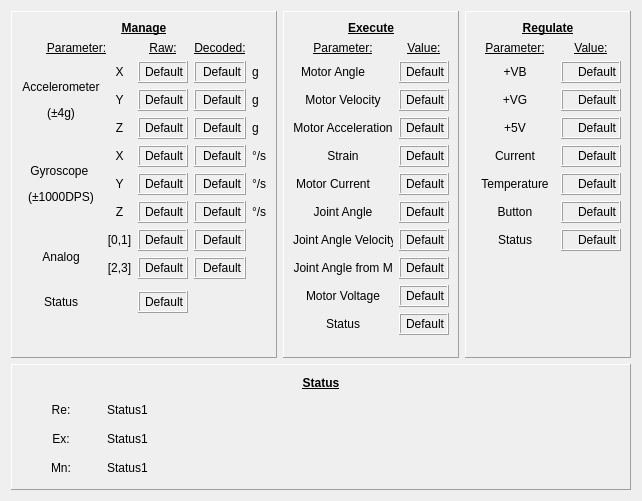
This is ui/w_rigid.ui in johnbatzer18/biomech_flexsea-plan as Qt 5 draws it before an edit. The edited form follows.
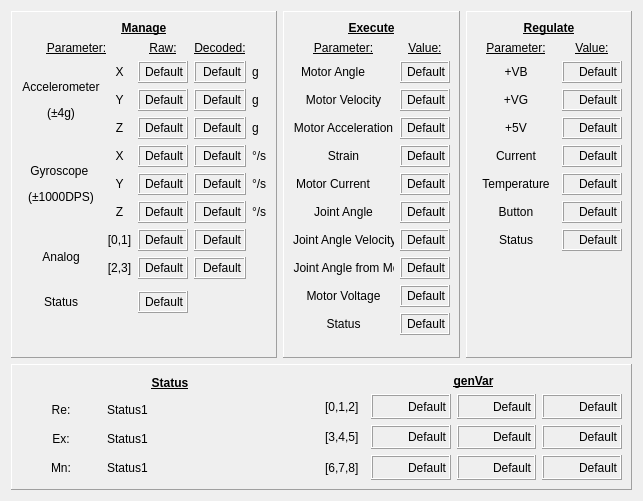
This is the edited form.

Commit message: Added 9 genVar[] variables to the Rigid window.

What changed in the file:
```diff
--- a/ui/w_rigid.ui
+++ b/ui/w_rigid.ui
@@ -6,7 +6,7 @@
    <rect>
     <x>0</x>
     <y>0</y>
-    <width>633</width>
+    <width>643</width>
     <height>501</height>
    </rect>
   </property>
@@ -2742,7 +2742,7 @@
      <property name="frameShadow">
       <enum>QFrame::Raised</enum>
      </property>
-     <layout class="QVBoxLayout" name="verticalLayout_7">
+     <layout class="QHBoxLayout" name="horizontalLayout_2">
       <item>
        <layout class="QGridLayout" name="gridLayout_4">
         <item row="2" column="0">
@@ -2910,6 +2910,452 @@
         </item>
        </layout>
       </item>
+      <item>
+       <layout class="QGridLayout" name="gridLayout_5">
+        <item row="2" column="0">
+         <widget class="QLabel" name="label_13">
+          <property name="text">
+           <string>[3,4,5]</string>
+          </property>
+         </widget>
+        </item>
+        <item row="2" column="4">
+         <widget class="QLabel" name="dispGV5">
+          <property name="sizePolicy">
+           <sizepolicy hsizetype="Expanding" vsizetype="Expanding">
+            <horstretch>0</horstretch>
+            <verstretch>0</verstretch>
+           </sizepolicy>
+          </property>
+          <property name="minimumSize">
+           <size>
+            <width>50</width>
+            <height>22</height>
+           </size>
+          </property>
+          <property name="maximumSize">
+           <size>
+            <width>200</width>
+            <height>16777215</height>
+           </size>
+          </property>
+          <property name="baseSize">
+           <size>
+            <width>50</width>
+            <height>0</height>
+           </size>
+          </property>
+          <property name="autoFillBackground">
+           <bool>false</bool>
+          </property>
+          <property name="frameShape">
+           <enum>QFrame::Box</enum>
+          </property>
+          <property name="frameShadow">
+           <enum>QFrame::Raised</enum>
+          </property>
+          <property name="lineWidth">
+           <number>1</number>
+          </property>
+          <property name="text">
+           <string>Default</string>
+          </property>
+          <property name="alignment">
+           <set>Qt::AlignRight|Qt::AlignTrailing|Qt::AlignVCenter</set>
+          </property>
+         </widget>
+        </item>
+        <item row="2" column="3">
+         <widget class="QLabel" name="dispGV4">
+          <property name="sizePolicy">
+           <sizepolicy hsizetype="Expanding" vsizetype="Expanding">
+            <horstretch>0</horstretch>
+            <verstretch>0</verstretch>
+           </sizepolicy>
+          </property>
+          <property name="minimumSize">
+           <size>
+            <width>50</width>
+            <height>22</height>
+           </size>
+          </property>
+          <property name="maximumSize">
+           <size>
+            <width>200</width>
+            <height>16777215</height>
+           </size>
+          </property>
+          <property name="baseSize">
+           <size>
+            <width>50</width>
+            <height>0</height>
+           </size>
+          </property>
+          <property name="autoFillBackground">
+           <bool>false</bool>
+          </property>
+          <property name="frameShape">
+           <enum>QFrame::Box</enum>
+          </property>
+          <property name="frameShadow">
+           <enum>QFrame::Raised</enum>
+          </property>
+          <property name="lineWidth">
+           <number>1</number>
+          </property>
+          <property name="text">
+           <string>Default</string>
+          </property>
+          <property name="alignment">
+           <set>Qt::AlignRight|Qt::AlignTrailing|Qt::AlignVCenter</set>
+          </property>
+         </widget>
+        </item>
+        <item row="2" column="2">
+         <widget class="QLabel" name="dispGV3">
+          <property name="sizePolicy">
+           <sizepolicy hsizetype="Expanding" vsizetype="Expanding">
+            <horstretch>0</horstretch>
+            <verstretch>0</verstretch>
+           </sizepolicy>
+          </property>
+          <property name="minimumSize">
+           <size>
+            <width>50</width>
+            <height>22</height>
+           </size>
+          </property>
+          <property name="maximumSize">
+           <size>
+            <width>200</width>
+            <height>16777215</height>
+           </size>
+          </property>
+          <property name="baseSize">
+           <size>
+            <width>50</width>
+            <height>0</height>
+           </size>
+          </property>
+          <property name="autoFillBackground">
+           <bool>false</bool>
+          </property>
+          <property name="frameShape">
+           <enum>QFrame::Box</enum>
+          </property>
+          <property name="frameShadow">
+           <enum>QFrame::Raised</enum>
+          </property>
+          <property name="lineWidth">
+           <number>1</number>
+          </property>
+          <property name="text">
+           <string>Default</string>
+          </property>
+          <property name="alignment">
+           <set>Qt::AlignRight|Qt::AlignTrailing|Qt::AlignVCenter</set>
+          </property>
+         </widget>
+        </item>
+        <item row="1" column="4">
+         <widget class="QLabel" name="dispGV2">
+          <property name="sizePolicy">
+           <sizepolicy hsizetype="Expanding" vsizetype="Expanding">
+            <horstretch>0</horstretch>
+            <verstretch>0</verstretch>
+           </sizepolicy>
+          </property>
+          <property name="minimumSize">
+           <size>
+            <width>50</width>
+            <height>22</height>
+           </size>
+          </property>
+          <property name="maximumSize">
+           <size>
+            <width>200</width>
+            <height>16777215</height>
+           </size>
+          </property>
+          <property name="baseSize">
+           <size>
+            <width>50</width>
+            <height>0</height>
+           </size>
+          </property>
+          <property name="autoFillBackground">
+           <bool>false</bool>
+          </property>
+          <property name="frameShape">
+           <enum>QFrame::Box</enum>
+          </property>
+          <property name="frameShadow">
+           <enum>QFrame::Raised</enum>
+          </property>
+          <property name="lineWidth">
+           <number>1</number>
+          </property>
+          <property name="text">
+           <string>Default</string>
+          </property>
+          <property name="alignment">
+           <set>Qt::AlignRight|Qt::AlignTrailing|Qt::AlignVCenter</set>
+          </property>
+         </widget>
+        </item>
+        <item row="1" column="2">
+         <widget class="QLabel" name="dispGV0">
+          <property name="sizePolicy">
+           <sizepolicy hsizetype="Expanding" vsizetype="Expanding">
+            <horstretch>0</horstretch>
+            <verstretch>0</verstretch>
+           </sizepolicy>
+          </property>
+          <property name="minimumSize">
+           <size>
+            <width>50</width>
+            <height>22</height>
+           </size>
+          </property>
+          <property name="maximumSize">
+           <size>
+            <width>200</width>
+            <height>16777215</height>
+           </size>
+          </property>
+          <property name="baseSize">
+           <size>
+            <width>50</width>
+            <height>0</height>
+           </size>
+          </property>
+          <property name="autoFillBackground">
+           <bool>false</bool>
+          </property>
+          <property name="frameShape">
+           <enum>QFrame::Box</enum>
+          </property>
+          <property name="frameShadow">
+           <enum>QFrame::Raised</enum>
+          </property>
+          <property name="lineWidth">
+           <number>1</number>
+          </property>
+          <property name="text">
+           <string>Default</string>
+          </property>
+          <property name="alignment">
+           <set>Qt::AlignRight|Qt::AlignTrailing|Qt::AlignVCenter</set>
+          </property>
+         </widget>
+        </item>
+        <item row="1" column="3">
+         <widget class="QLabel" name="dispGV1">
+          <property name="sizePolicy">
+           <sizepolicy hsizetype="Expanding" vsizetype="Expanding">
+            <horstretch>0</horstretch>
+            <verstretch>0</verstretch>
+           </sizepolicy>
+          </property>
+          <property name="minimumSize">
+           <size>
+            <width>50</width>
+            <height>22</height>
+           </size>
+          </property>
+          <property name="maximumSize">
+           <size>
+            <width>200</width>
+            <height>16777215</height>
+           </size>
+          </property>
+          <property name="baseSize">
+           <size>
+            <width>50</width>
+            <height>0</height>
+           </size>
+          </property>
+          <property name="autoFillBackground">
+           <bool>false</bool>
+          </property>
+          <property name="frameShape">
+           <enum>QFrame::Box</enum>
+          </property>
+          <property name="frameShadow">
+           <enum>QFrame::Raised</enum>
+          </property>
+          <property name="lineWidth">
+           <number>1</number>
+          </property>
+          <property name="text">
+           <string>Default</string>
+          </property>
+          <property name="alignment">
+           <set>Qt::AlignRight|Qt::AlignTrailing|Qt::AlignVCenter</set>
+          </property>
+         </widget>
+        </item>
+        <item row="1" column="0">
+         <widget class="QLabel" name="label_12">
+          <property name="text">
+           <string>[0,1,2]</string>
+          </property>
+         </widget>
+        </item>
+        <item row="3" column="0">
+         <widget class="QLabel" name="label_14">
+          <property name="text">
+           <string>[6,7,8]</string>
+          </property>
+         </widget>
+        </item>
+        <item row="3" column="2">
+         <widget class="QLabel" name="dispGV6">
+          <property name="sizePolicy">
+           <sizepolicy hsizetype="Expanding" vsizetype="Expanding">
+            <horstretch>0</horstretch>
+            <verstretch>0</verstretch>
+           </sizepolicy>
+          </property>
+          <property name="minimumSize">
+           <size>
+            <width>50</width>
+            <height>22</height>
+           </size>
+          </property>
+          <property name="maximumSize">
+           <size>
+            <width>200</width>
+            <height>16777215</height>
+           </size>
+          </property>
+          <property name="baseSize">
+           <size>
+            <width>50</width>
+            <height>0</height>
+           </size>
+          </property>
+          <property name="autoFillBackground">
+           <bool>false</bool>
+          </property>
+          <property name="frameShape">
+           <enum>QFrame::Box</enum>
+          </property>
+          <property name="frameShadow">
+           <enum>QFrame::Raised</enum>
+          </property>
+          <property name="lineWidth">
+           <number>1</number>
+          </property>
+          <property name="text">
+           <string>Default</string>
+          </property>
+          <property name="alignment">
+           <set>Qt::AlignRight|Qt::AlignTrailing|Qt::AlignVCenter</set>
+          </property>
+         </widget>
+        </item>
+        <item row="3" column="3">
+         <widget class="QLabel" name="dispGV7">
+          <property name="sizePolicy">
+           <sizepolicy hsizetype="Expanding" vsizetype="Expanding">
+            <horstretch>0</horstretch>
+            <verstretch>0</verstretch>
+           </sizepolicy>
+          </property>
+          <property name="minimumSize">
+           <size>
+            <width>50</width>
+            <height>22</height>
+           </size>
+          </property>
+          <property name="maximumSize">
+           <size>
+            <width>200</width>
+            <height>16777215</height>
+           </size>
+          </property>
+          <property name="baseSize">
+           <size>
+            <width>50</width>
+            <height>0</height>
+           </size>
+          </property>
+          <property name="autoFillBackground">
+           <bool>false</bool>
+          </property>
+          <property name="frameShape">
+           <enum>QFrame::Box</enum>
+          </property>
+          <property name="frameShadow">
+           <enum>QFrame::Raised</enum>
+          </property>
+          <property name="lineWidth">
+           <number>1</number>
+          </property>
+          <property name="text">
+           <string>Default</string>
+          </property>
+          <property name="alignment">
+           <set>Qt::AlignRight|Qt::AlignTrailing|Qt::AlignVCenter</set>
+          </property>
+         </widget>
+        </item>
+        <item row="3" column="4">
+         <widget class="QLabel" name="dispGV8">
+          <property name="sizePolicy">
+           <sizepolicy hsizetype="Expanding" vsizetype="Expanding">
+            <horstretch>0</horstretch>
+            <verstretch>0</verstretch>
+           </sizepolicy>
+          </property>
+          <property name="minimumSize">
+           <size>
+            <width>50</width>
+            <height>22</height>
+           </size>
+          </property>
+          <property name="maximumSize">
+           <size>
+            <width>200</width>
+            <height>16777215</height>
+           </size>
+          </property>
+          <property name="baseSize">
+           <size>
+            <width>50</width>
+            <height>0</height>
+           </size>
+          </property>
+          <property name="autoFillBackground">
+           <bool>false</bool>
+          </property>
+          <property name="frameShape">
+           <enum>QFrame::Box</enum>
+          </property>
+          <property name="frameShadow">
+           <enum>QFrame::Raised</enum>
+          </property>
+          <property name="lineWidth">
+           <number>1</number>
+          </property>
+          <property name="text">
+           <string>Default</string>
+          </property>
+          <property name="alignment">
+           <set>Qt::AlignRight|Qt::AlignTrailing|Qt::AlignVCenter</set>
+          </property>
+         </widget>
+        </item>
+        <item row="0" column="0" colspan="5">
+         <widget class="QLabel" name="label_11">
+          <property name="text">
+           <string>&lt;html&gt;&lt;head/&gt;&lt;body&gt;&lt;p align=&quot;center&quot;&gt;&lt;span style=&quot; font-weight:600; text-decoration: underline;&quot;&gt;genVar&lt;/span&gt;&lt;/p&gt;&lt;/body&gt;&lt;/html&gt;</string>
+          </property>
+         </widget>
+        </item>
+       </layout>
+      </item>
      </layout>
     </widget>
    </item>
```
Left out of the diff: 38 changed lines with no effect on the pictures. The commit also changes 1 other file.
